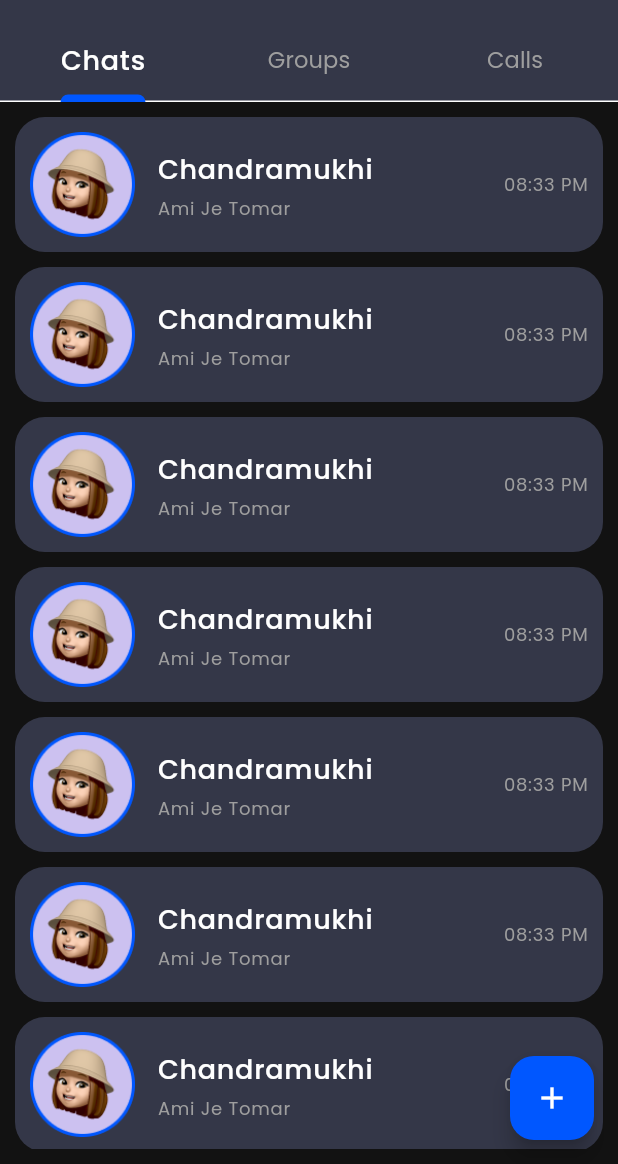
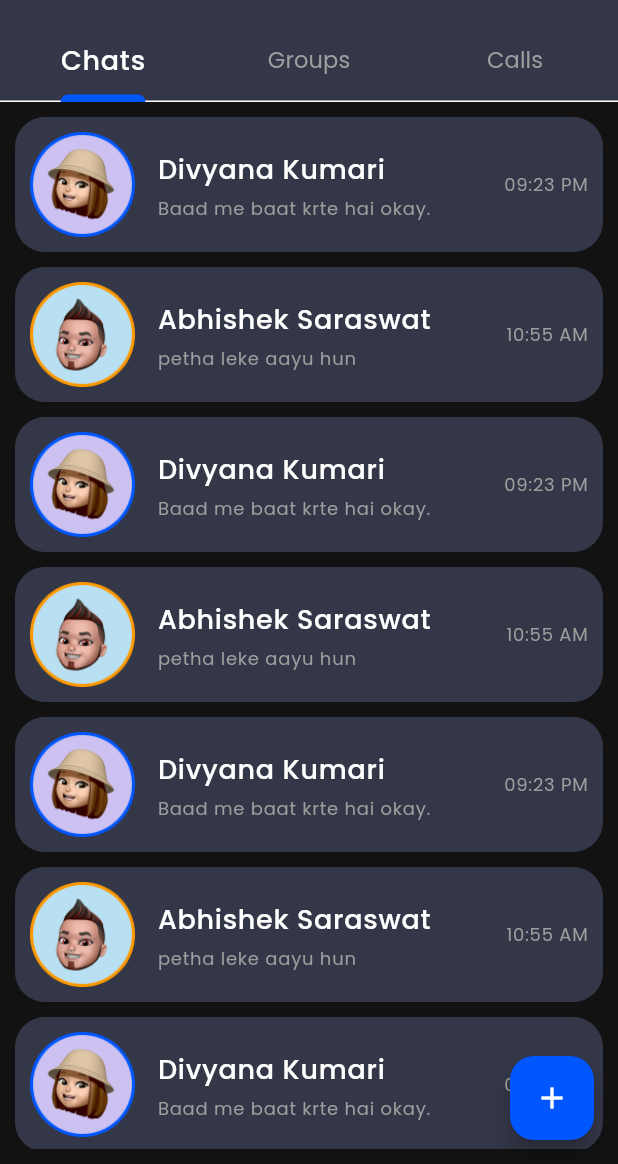
Before and after one commit to YashSah/ZAPP, a Flutter app: the screen it shows after launch, on a phone screen of 412 x 824 dp, the part 72-1236 px from its top. Run offline on Flutter 3.47's test engine with Material 3 defaults, Android fonts, the phone set to English and light mode, and no system bars; our stand-ins replace flutter_svg, get, shimmer, slide_to_act.

Commit message:
chat page created

```diff
--- a/lib/Config/Images.dart
+++ b/lib/Config/Images.dart
@@ -11,4 +11,12 @@ class AssetsImage {
   static const appIconSVG = "$iconsPath/app_icon.svg";
   static const connectSVG = "$iconsPath/connect.svg";
   static const plugSVG = "$iconsPath/plug.svg";
+
+
+
+  static const chatStatusSvg = "$iconsPath/chatStatus.svg";
+  static const chatSendSvg = "$iconsPath/send.svg";
+  static const chatGallerySvg = "$iconsPath/gallery.svg";
+  static const chatMicSvg = "$iconsPath/mic.svg";
+
 }
--- a/lib/Config/PagePath.dart
+++ b/lib/Config/PagePath.dart
@@ -1,7 +1,8 @@
 import 'package:get/get.dart';
-import 'package:zapp/Pages/HomePage/HomePage.dart';
+import 'package:zapp/Pages/Chat/ChatPage.dart';
 
 import '../Pages/Auth/AuthPage.dart';
+import '../Pages/Home/HomePage.dart';
 
 var pagePath = [
   GetPage(
@@ -16,4 +17,10 @@ var pagePath = [
     transition: Transition.rightToLeftWithFade,
     transitionDuration: const Duration(milliseconds: 600),
   ),
+  GetPage(
+    name: "/chatPage",
+    page: () => ChatPage(),
+    transition: Transition.rightToLeftWithFade,
+    transitionDuration: const Duration(milliseconds: 600),
+  ),
 ];
--- a/lib/Config/Themes.dart
+++ b/lib/Config/Themes.dart
@@ -5,6 +5,9 @@ var lightTheme = ThemeData();
 var darkTheme = ThemeData(
   brightness: Brightness.dark,
   useMaterial3: true,
+  appBarTheme: AppBarTheme(
+    backgroundColor: dContainerColor,
+  ),
 
   inputDecorationTheme: InputDecorationTheme(
     fillColor: dBackgroundColor,
--- a/lib/Pages/HomePage/HomePage.dart
+++ b/lib/Pages/Home/HomePage.dart
@@ -1,10 +1,10 @@
 import 'package:flutter/material.dart';
 import 'package:flutter_svg/flutter_svg.dart';
 import 'package:zapp/Config/Images.dart';
-import 'package:zapp/Pages/HomePage/Widgets/ChatsList.dart';
-import 'package:zapp/Pages/HomePage/Widgets/TabBar.dart';
 
 import '../../Config/Strings.dart';
+import 'Widgets/ChatsList.dart';
+import 'Widgets/TabBar.dart';
 
 class HomePage extends StatefulWidget {
   const HomePage({super.key});
--- a/lib/Pages/HomePage/Widgets/ChatTile.dart
+++ b/lib/Pages/Home/Widgets/ChatTile.dart
@@ -3,7 +3,11 @@ import 'package:flutter/material.dart';
 import '../../../Config/Images.dart';
 
 class ChatTile extends StatelessWidget {
-  const ChatTile({super.key});
+  final String imageUrl;
+  final String name;
+  final String lastChat;
+  final String lastTime;
+  const ChatTile({super.key, required this.imageUrl, required this.name, required this.lastChat, required this.lastTime});
 
   @override
   Widget build(BuildContext context) {
@@ -20,7 +24,7 @@ class ChatTile extends StatelessWidget {
           Row(
             children: [
               Image.asset(
-                AssetsImage.girlPic,
+                imageUrl,
                 width: 70,
               ),
               SizedBox(width: 15,),
@@ -28,12 +32,12 @@ class ChatTile extends StatelessWidget {
                 crossAxisAlignment: CrossAxisAlignment.start,
                 children: [
                   Text(
-                    "Chandramukhi",
+                    name,
                     style: Theme.of(context).textTheme.bodyLarge,
                   ),
                   SizedBox(height: 5,),
                   Text(
-                    "Ami Je Tomar",
+                    lastChat,
                     style: Theme.of(context).textTheme.labelMedium,
                   ),
                 ],
@@ -41,7 +45,7 @@ class ChatTile extends StatelessWidget {
             ],
           ),
           Text(
-            "08:33 PM",
+            lastTime,
             style: Theme.of(context).textTheme.labelMedium,
           ),
         ],
--- /dev/null
+++ b/lib/Pages/Home/Widgets/ChatsList.dart
@@ -0,0 +1,68 @@
+import 'package:flutter/material.dart';
+import 'package:get/get.dart';
+import 'package:zapp/Config/Images.dart';
+
+import 'ChatTile.dart';
+
+class ChatsList extends StatelessWidget {
+  const ChatsList({super.key});
+
+  @override
+  Widget build(BuildContext context) {
+    return ListView(
+      children: [
+        InkWell(
+          onTap: () {
+            Get.toNamed("/chatPage");
+          },
+          child: ChatTile(
+            imageUrl: AssetsImage.girlPic,
+            name: "Divyana Kumari",
+            lastChat: "Baad me baat krte hai okay.",
+            lastTime: "09:23 PM",
+          ),
+        ),
+        ChatTile(
+          imageUrl: AssetsImage.boyPic,
+          name: "Abhishek Saraswat",
+          lastChat: "petha leke aayu hun",
+          lastTime: "10:55 AM",
+        ),ChatTile(
+          imageUrl: AssetsImage.girlPic,
+          name: "Divyana Kumari",
+          lastChat: "Baad me baat krte hai okay.",
+          lastTime: "09:23 PM",
+        ),
+        ChatTile(
+          imageUrl: AssetsImage.boyPic,
+          name: "Abhishek Saraswat",
+          lastChat: "petha leke aayu hun",
+          lastTime: "10:55 AM",
+        ),ChatTile(
+          imageUrl: AssetsImage.girlPic,
+          name: "Divyana Kumari",
+          lastChat: "Baad me baat krte hai okay.",
+          lastTime: "09:23 PM",
+        ),
+        ChatTile(
+          imageUrl: AssetsImage.boyPic,
+          name: "Abhishek Saraswat",
+          lastChat: "petha leke aayu hun",
+          lastTime: "10:55 AM",
+        ),ChatTile(
+          imageUrl: AssetsImage.girlPic,
+          name: "Divyana Kumari",
+          lastChat: "Baad me baat krte hai okay.",
+          lastTime: "09:23 PM",
+        ),
+        ChatTile(
+          imageUrl: AssetsImage.boyPic,
+          name: "Abhishek Saraswat",
+          lastChat: "petha leke aayu hun",
+          lastTime: "10:55 AM",
+        ),
+
+      ],
+    );
+  }
+}
--- a/lib/Pages/HomePage/Widgets/ChatsList.dart
+++ /dev/null
@@ -1,22 +0,0 @@
-import 'package:flutter/material.dart';
-import 'package:zapp/Config/Images.dart';
-import 'package:zapp/Pages/HomePage/Widgets/ChatTile.dart';
-
-class ChatsList extends StatelessWidget {
-  const ChatsList({super.key});
-
-  @override
-  Widget build(BuildContext context) {
-    return ListView(
-      children: [
-        ChatTile(),
-        ChatTile(),
-        ChatTile(),
-        ChatTile(),
-        ChatTile(),
-        ChatTile(),
-        ChatTile(),
-      ],
-    );
-  }
-}
--- a/lib/main.dart
+++ b/lib/main.dart
@@ -2,10 +2,7 @@ import 'package:flutter/material.dart';
 import 'package:get/get_navigation/src/root/get_material_app.dart';
 import 'package:zapp/Config/PagePath.dart';
 import 'package:zapp/Config/Themes.dart';
-import 'package:zapp/Pages/Auth/AuthPage.dart';
-import 'package:zapp/Pages/HomePage/HomePage.dart';
-import 'package:zapp/Pages/SplashPage/SplashPage.dart';
-import 'package:zapp/Pages/Welcome/WelcomePage.dart';
+import 'package:zapp/Pages/Home/HomePage.dart';
 
 void main() {
   runApp(const MyApp());
```
Also changed, not shown: lib/Pages/Chat/ChatPage.dart (added, +132 -0 lines), lib/Pages/Chat/Widgets/ChatBubble.dart (added, +72 -0 lines), assets/Icons/chatStatus.svg (added), assets/Icons/gallery.svg (added), assets/Icons/mic.svg (added), assets/Icons/send.svg (added), lib/Pages/Home/Widgets/TabBar.dart (renamed from lib/Pages/HomePage/Widgets/TabBar.dart).
